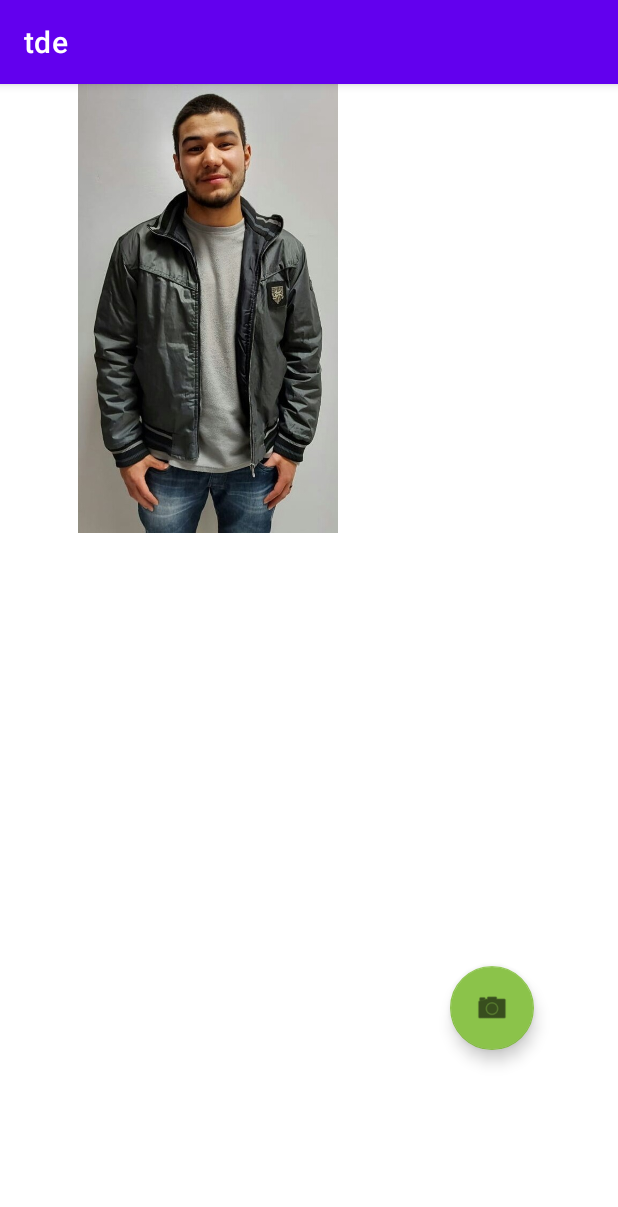
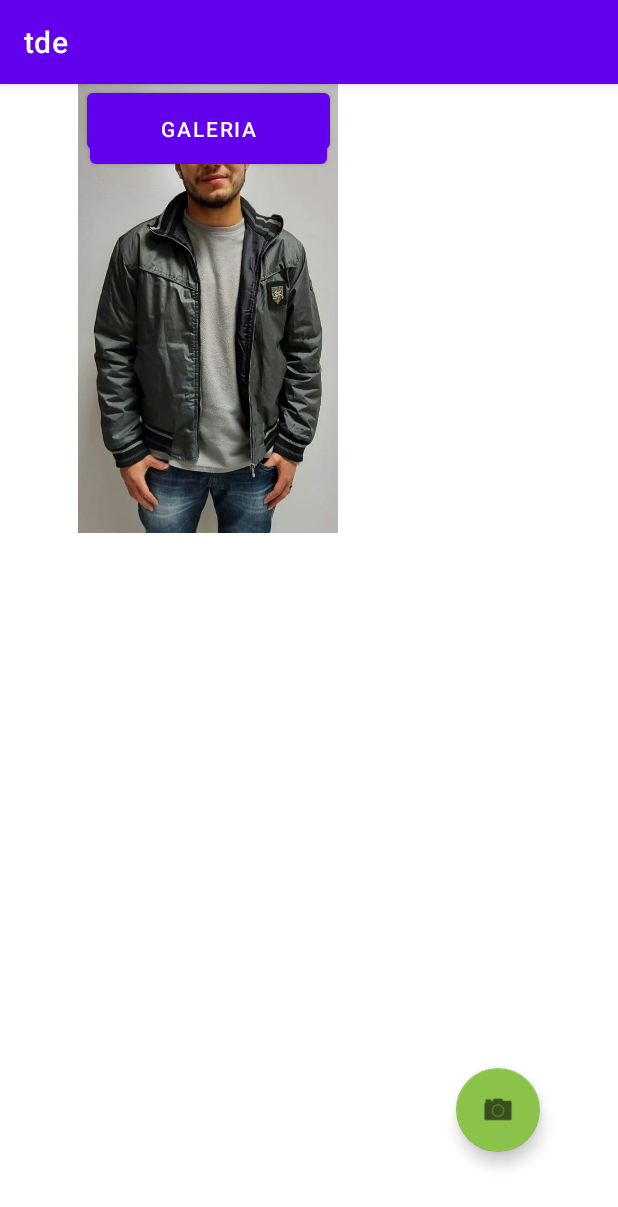
Before and after one commit to Jhony-Santos/effective_student_work, an Android app: the screen it shows after launch (MainActivity), on a phone screen of 412 x 824 dp. Shown: the top 1207 px of the screen. Run offline under Robolectric (Android 15) with nearby library versions, the phone set to English and light mode, and no system bars.

Commit message:
métodos criados

```diff
--- a/app/src/main/res/layout/activity_main.xml
+++ b/app/src/main/res/layout/activity_main.xml
@@ -10,8 +10,8 @@
         android:id="@+id/main_btn_camera"
         android:layout_width="wrap_content"
         android:layout_height="wrap_content"
-        android:layout_marginEnd="56dp"
-        android:layout_marginBottom="124dp"
+        android:layout_marginEnd="52dp"
+        android:layout_marginBottom="56dp"
         android:clickable="true"
         android:contentDescription="@string/btn_camera"
         android:focusable="true"
@@ -29,5 +29,26 @@
         tools:layout_editor_absoluteX="64dp"
         tools:layout_editor_absoluteY="27dp" />
 
+    <Button
+        android:id="@+id/id_converter"
+        android:layout_width="162dp"
+        android:layout_height="49dp"
+        android:onClick="converter"
+        android:text="converter"
+        app:layout_constraintEnd_toEndOf="@+id/imageView"
+        app:layout_constraintStart_toStartOf="@+id/imageView"
+        tools:layout_editor_absoluteY="404dp" />
+
+    <Button
+        android:id="@+id/button2"
+        android:layout_width="158dp"
+        android:layout_height="59dp"
+        android:onClick="galeria"
+        android:text="galeria"
+        app:layout_constraintEnd_toEndOf="@+id/id_converter"
+        app:layout_constraintHorizontal_bias="0.6"
+        app:layout_constraintStart_toStartOf="@+id/id_converter"
+        tools:layout_editor_absoluteY="486dp" />
+
 
 </androidx.constraintlayout.widget.ConstraintLayout>
```
Also changed, not shown: app/src/main/java/com/example/tde/MainActivity.java (+125 -21 lines).
